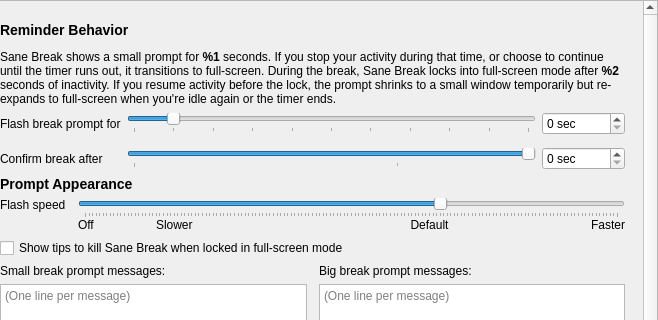
Qt form src/gui/pref-window.ui (AllanChain/sane-break) before a commit; both pictures show x 142 to 800 and y 0 to 320 of the 800 by 600 pixel window.
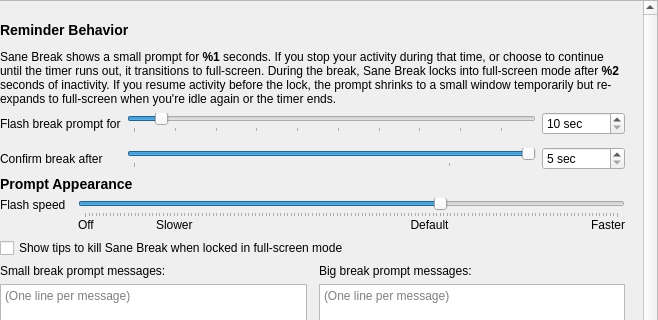
The same form after that commit. The open tabs and pages were chosen to show the change. Icons and pictures are not drawn. Custom widgets are drawn as their Qt base class.

Commit message:
better minimum for sliders and spin boxes
Closes #51

Patch:
```diff
--- a/src/gui/pref-window.ui
+++ b/src/gui/pref-window.ui
@@ -525,6 +525,9 @@
                 <property name="suffix">
                  <string> sec</string>
                 </property>
+                <property name="minimum">
+                 <number>10</number>
+                </property>
                 <property name="maximum">
                  <number>65535</number>
                 </property>
@@ -533,7 +536,7 @@
               <item row="1" column="1">
                <widget class="SteppedSlider" name="confirmAfterSlider">
                 <property name="minimum">
-                 <number>0</number>
+                 <number>5</number>
                 </property>
                 <property name="maximum">
                  <number>30</number>
@@ -577,6 +580,9 @@
               </item>
               <item row="0" column="1">
                <widget class="SteppedSlider" name="flashForSlider">
+                <property name="minimum">
+                 <number>10</number>
+                </property>
                 <property name="maximum">
                  <number>300</number>
                 </property>
@@ -605,6 +611,9 @@
                 <property name="suffix">
                  <string> sec</string>
                 </property>
+                <property name="minimum">
+                 <number>5</number>
+                </property>
                 <property name="maximum">
                  <number>65535</number>
                 </property>
```
Left out of the diff: 13 changed lines with no effect on the pictures.
